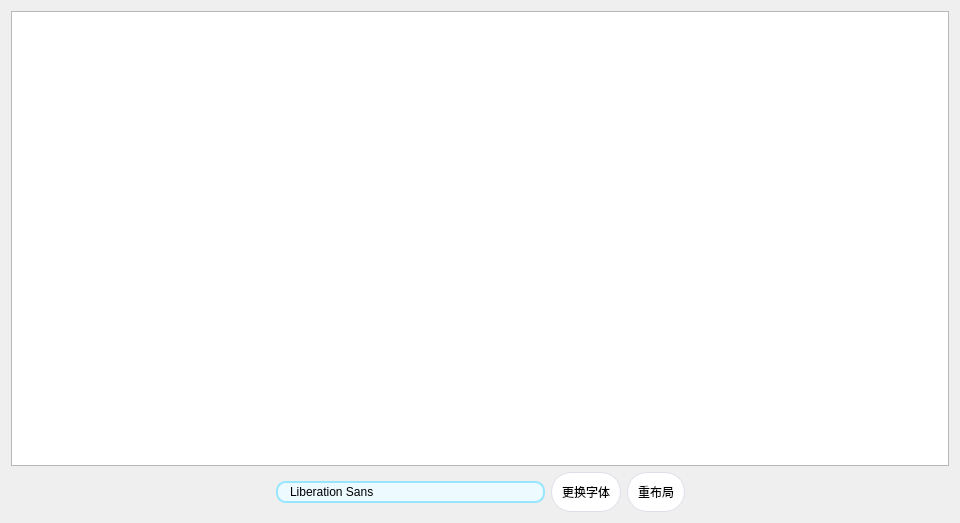
Before: the Qt Designer form include/Setting/stylesettotal.ui in hymnly133/Sapphire-EnhancedDesktop, drawn with Qt 5.
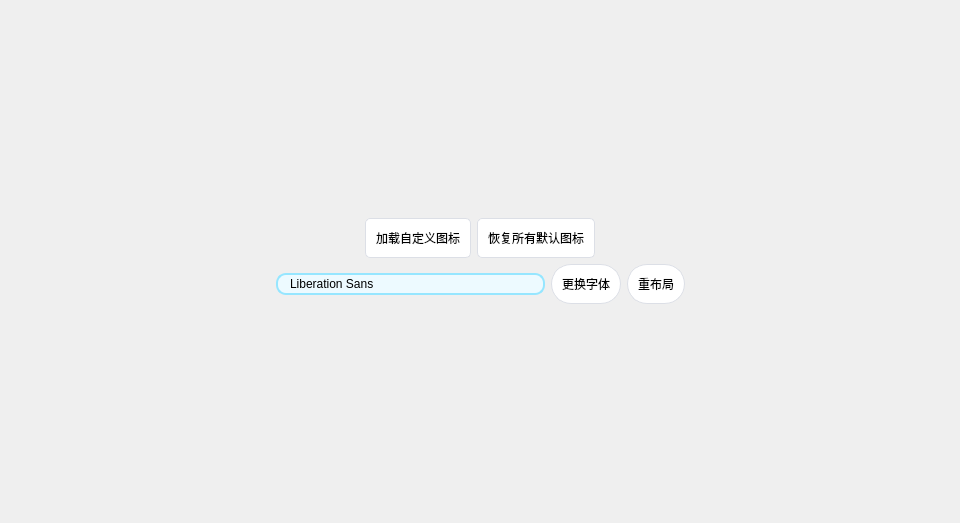
After: the same form once the commit is applied. Icons and pictures are not drawn.

The edit to the form file:
```diff
--- a/include/Setting/stylesettotal.ui
+++ b/include/Setting/stylesettotal.ui
@@ -37,10 +37,51 @@
   </property>
   <layout class="QVBoxLayout" name="verticalLayout">
    <item>
-    <widget class="QTextEdit" name="textEdit"/>
-   </item>
-   <item>
-    <layout class="QVBoxLayout" name="layouts" stretch="0">
+    <layout class="QVBoxLayout" name="layouts" stretch="0,0">
+     <item>
+      <layout class="QHBoxLayout" name="horizontalLayout">
+       <item>
+        <spacer name="horizontalSpacer_4">
+         <property name="orientation">
+          <enum>Qt::Horizontal</enum>
+         </property>
+         <property name="sizeHint" stdset="0">
+          <size>
+           <width>40</width>
+           <height>20</height>
+          </size>
+         </property>
+        </spacer>
+       </item>
+       <item>
+        <widget class="QPushButton" name="ButtonLoadCustomIcons">
+         <property name="text">
+          <string>加载自定义图标</string>
+         </property>
+        </widget>
+       </item>
+       <item>
+        <widget class="QPushButton" name="ButtonRecoverDefaultIcons">
+         <property name="text">
+          <string>恢复所有默认图标</string>
+         </property>
+        </widget>
+       </item>
+       <item>
+        <spacer name="horizontalSpacer_3">
+         <property name="orientation">
+          <enum>Qt::Horizontal</enum>
+         </property>
+         <property name="sizeHint" stdset="0">
+          <size>
+           <width>40</width>
+           <height>20</height>
+          </size>
+         </property>
+        </spacer>
+       </item>
+      </layout>
+     </item>
      <item>
       <layout class="QHBoxLayout" name="buttons">
        <item>
```
